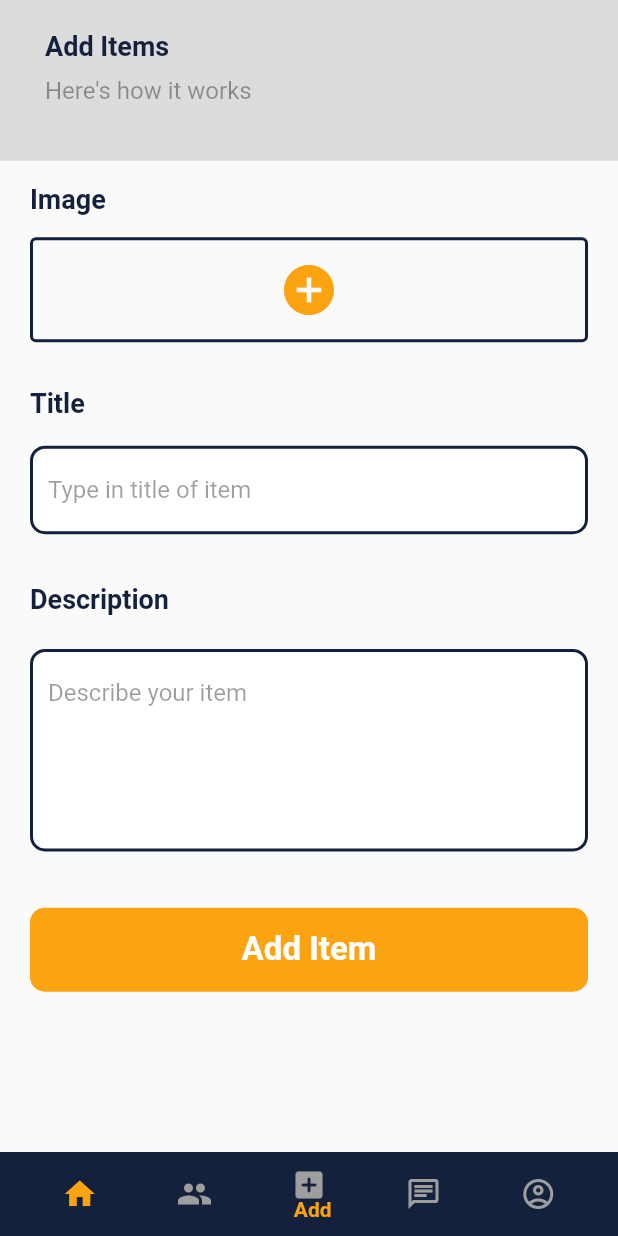
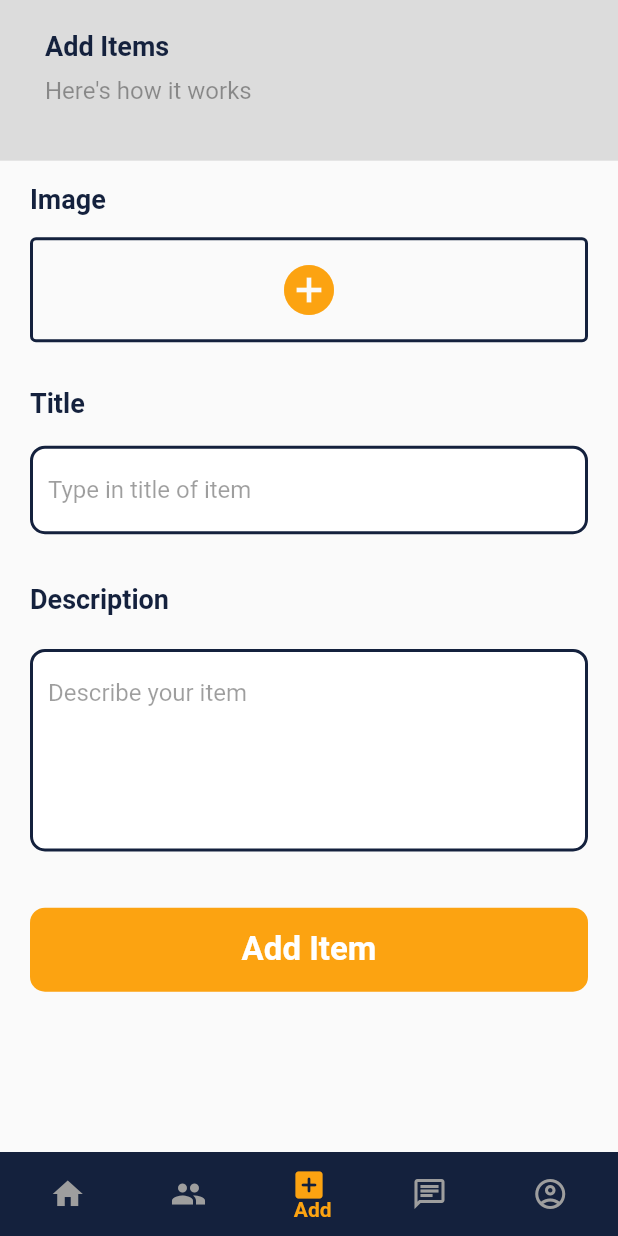
Before and after one commit to phil196000/swarp, a Flutter app: the screen it shows after launch, item 3 of the bottom bar chosen, on a phone screen of 412 x 824 dp. Run offline on Flutter 3.47's test engine with Material 2 defaults, Android fonts, the phone set to English and light mode, and no system bars; drawn by our look-alikes of persistent_bottom_nav_bar; our stand-ins replace carousel_slider.

Commit message:
Update bottom.dart

```diff
--- a/lib/navigations/bottom.dart
+++ b/lib/navigations/bottom.dart
@@ -62,7 +62,7 @@ class _BottomState extends State<Bottom> {
           inactiveColorPrimary: Colors.grey,
           inactiveIcon: const Icon(
             Icons.home,
-            color: AppColors.primary,
+            color: Colors.grey,
           ),
           contentPadding: 0,
           textStyle: TextStyle(fontWeight: FontWeight.bold)),
@@ -163,9 +163,21 @@ class CustomNavBarWidget extends StatelessWidget {
       child: Column(
         mainAxisAlignment: MainAxisAlignment.center,
         crossAxisAlignment: CrossAxisAlignment.center,
-        mainAxisSize: MainAxisSize.min,
+        // mainAxisSize: MainAxisSize.min,
         children: <Widget>[
-          Flexible(child: item.icon),
+          Flexible(
+              child: Icon(
+            item.title == 'Home'
+                ? Icons.home
+                : item.title == 'Community'
+                    ? Icons.group
+                    : item.title == 'Add'
+                        ? Icons.add_box_rounded
+                        : item.title == 'Chat'
+                            ? Icons.chat_outlined
+                            : Icons.account_circle_outlined,
+            color: isSelected ? AppColors.primary : Colors.grey,
+          )),
           Visibility(
               visible: isSelected,
               child: Container(
@@ -187,7 +199,7 @@ class CustomNavBarWidget extends StatelessWidget {
       color: AppColors.secondary,
       child: Container(
         width: double.infinity,
-        padding: const EdgeInsets.symmetric(horizontal: 15, vertical: 10),
+        padding: const EdgeInsets.symmetric(horizontal: 5, vertical: 10),
         height: kBottomNavigationBarHeight,
         child: Row(
           mainAxisAlignment: MainAxisAlignment.spaceAround,
```
